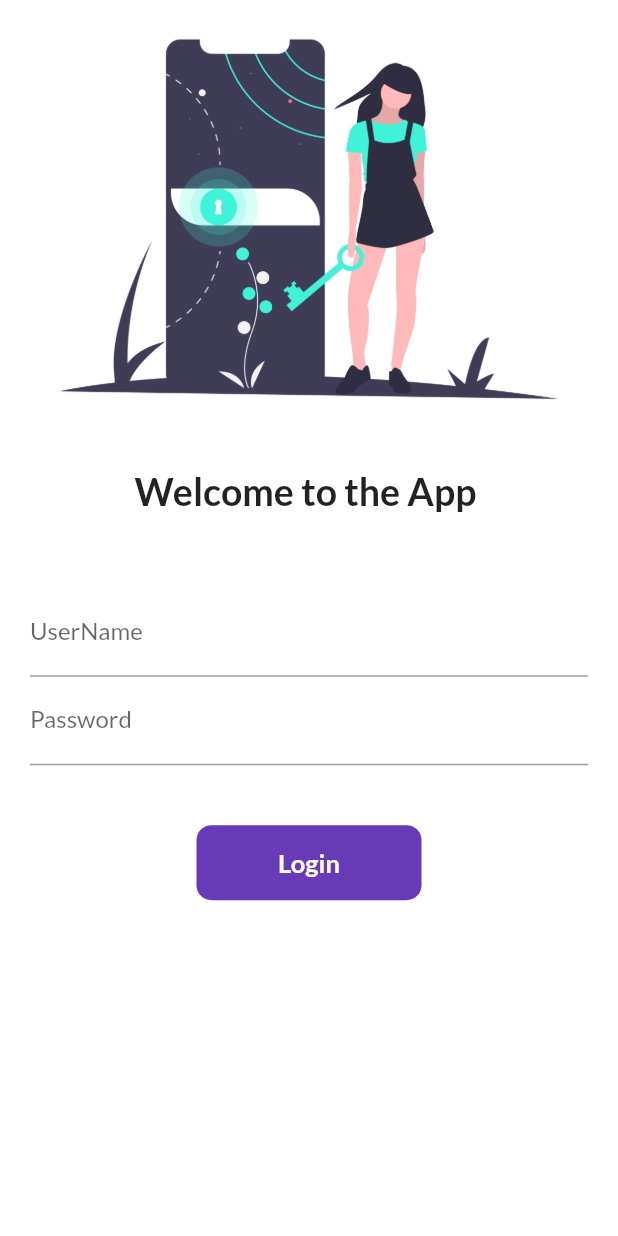
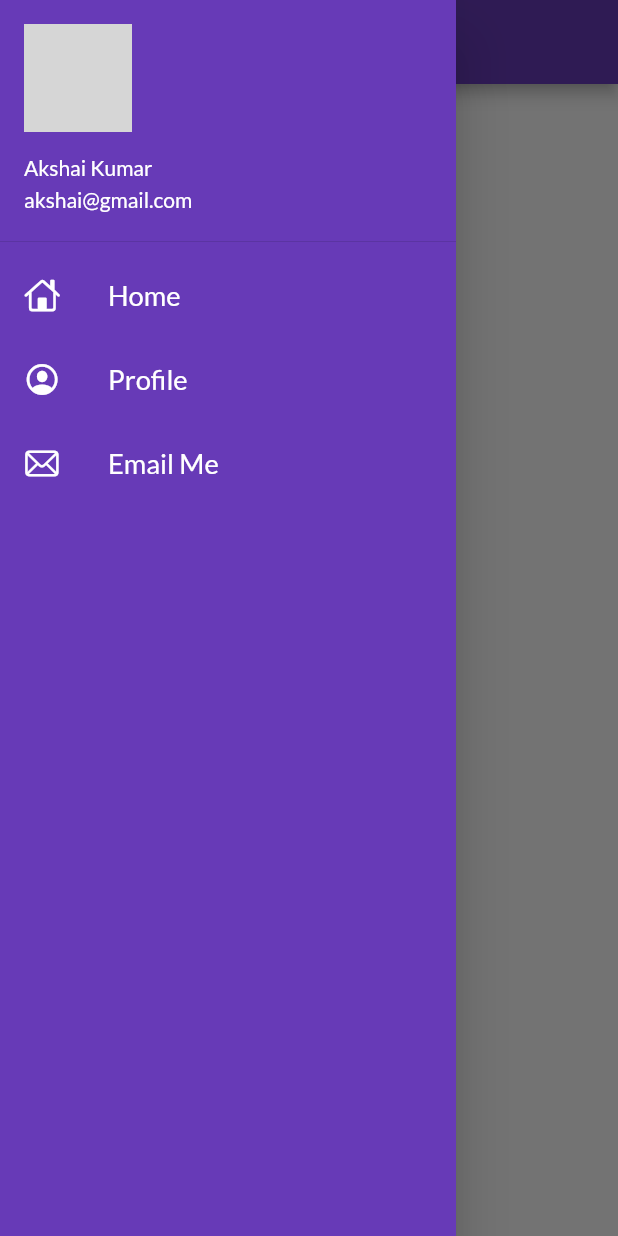
Before and after one commit to Johan-Monster/Catalog-App, a Flutter app: the screen it shows after launch, with the side drawer open (before the commit the screen has no drawer), on a phone screen of 412 x 824 dp. Run offline on Flutter 3.47's test engine with Material 2 defaults, Android fonts, the phone set to English and light mode, and no system bars; our stand-ins replace google_fonts; network calls fail; grey boxes are pictures that could not be loaded.

Commit message:
day 8 completed

```diff
--- a/lib/main.dart
+++ b/lib/main.dart
@@ -26,7 +26,7 @@ class MyApp extends StatelessWidget {
           fontFamily: GoogleFonts.lato().fontFamily),
       darkTheme: ThemeData(
           brightness: Brightness.dark, primarySwatch: Colors.deepOrange),
-      initialRoute: "/Login",
+      initialRoute: MyRoutes.HomeRoute,
       routes: {
         MyRoutes.LoginRoute: (context) => LoginPage(),
         MyRoutes.HomeRoute: (context) => HomePage(),
--- a/lib/pages/homepage.dart
+++ b/lib/pages/homepage.dart
@@ -1,4 +1,5 @@
 import 'package:flutter/material.dart';
+import 'package:intro/widgets/drawer.dart';
 
 class HomePage extends StatelessWidget {
   final int ak = 23;
@@ -12,7 +13,7 @@ class HomePage extends StatelessWidget {
       appBar: AppBar(
         title: Text("JEE NOTES APP"),
       ),
-      drawer: Drawer(),
+      drawer: MyDrawer(),
       body: Center(
           // child: Container(child: Text('my name is akshai $ak $aksh $name')),
           child: Container(
--- /dev/null
+++ b/lib/widgets/drawer.dart
@@ -0,0 +1,52 @@
+import 'package:flutter/cupertino.dart';
+import 'package:flutter/material.dart';
+
+class MyDrawer extends StatelessWidget {
+  final imageUrl =
+      "https://static.wikia.nocookie.net/villains/images/2/2b/Johan.jpg/revision/latest?cb=20180612231959";
+  @override
+  Widget build(BuildContext context) {
+    return Drawer(
+      child: Container(
+        color: Colors.deepPurple,
+        child: ListView(padding: EdgeInsets.zero, children: [
+          DrawerHeader(
+            padding: EdgeInsets.zero,
+            child: UserAccountsDrawerHeader(
+              margin: EdgeInsets.zero,
+              accountName: Text('Akshai Kumar'),
+              accountEmail: Text('akshai@gmail.com'),
+              currentAccountPicture: CircleAvatar(
+                backgroundImage: NetworkImage(imageUrl),
+              ),
+            ),
+          ),
+          ListTile(
+            leading: Icon(CupertinoIcons.home, color: Colors.white),
+            title: Text(
+              'Home',
+              textScaleFactor: 1.3,
+              style: TextStyle(color: Colors.white),
+            ),
+          ),
+          ListTile(
+            leading: Icon(CupertinoIcons.profile_circled, color: Colors.white),
+            title: Text(
+              'Profile',
+              textScaleFactor: 1.3,
+              style: TextStyle(color: Colors.white),
+            ),
+          ),
+          ListTile(
+            leading: Icon(CupertinoIcons.mail, color: Colors.white),
+            title: Text(
+              'Email Me',
+              textScaleFactor: 1.3,
+              style: TextStyle(color: Colors.white),
+            ),
+          ),
+        ]),
+      ),
+    );
+  }
+}
```
